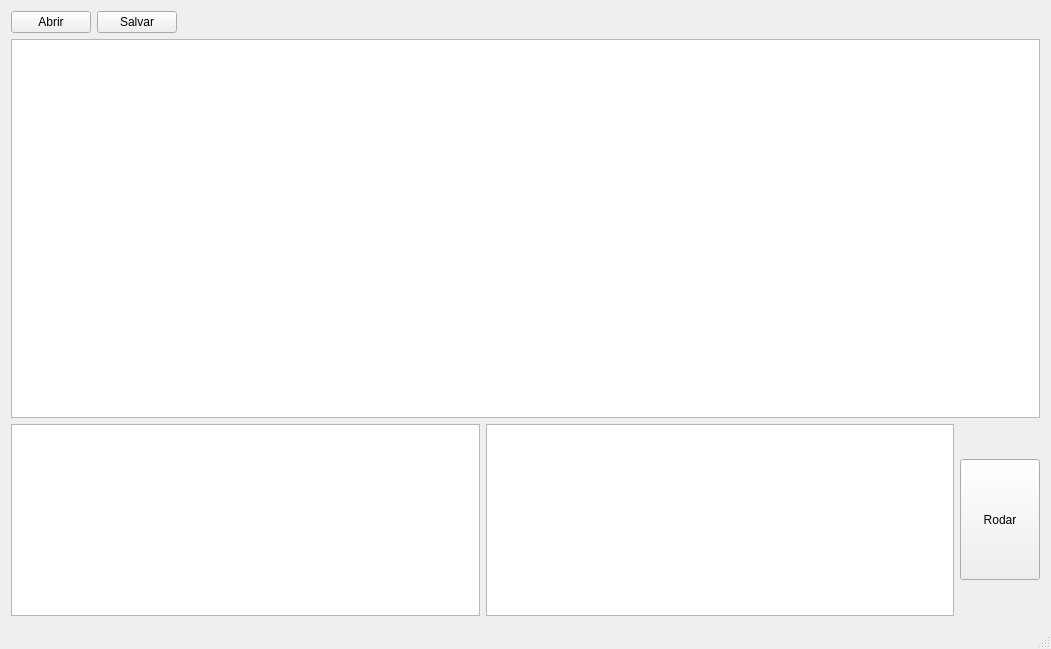
Qt form mainwindow.ui (RestartButton/-.-) before a commit.
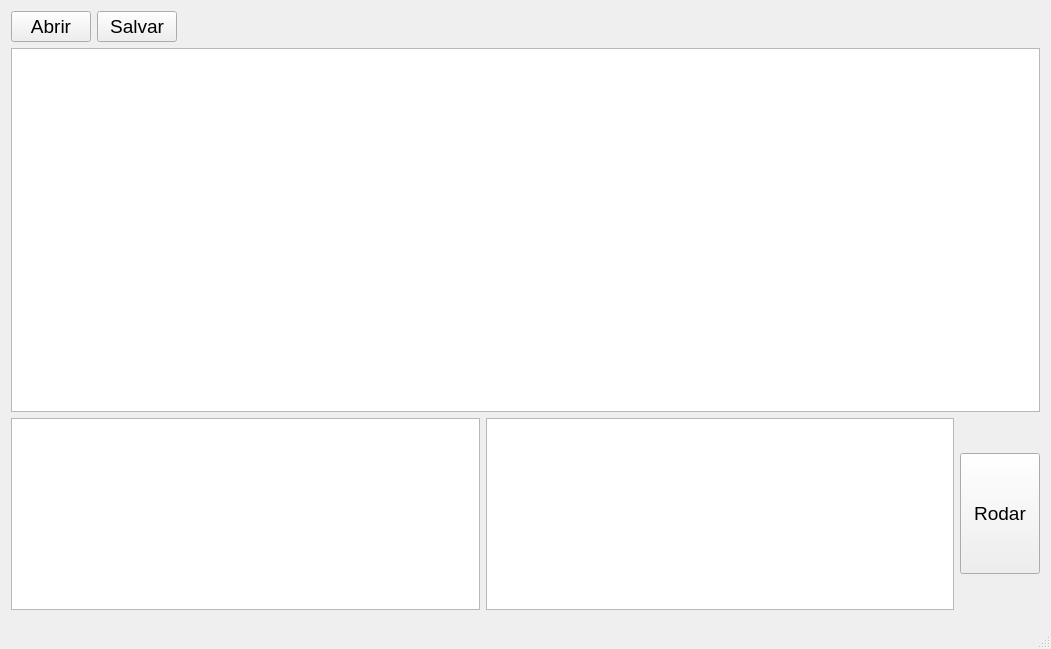
The same form after that commit.

```diff
--- a/mainwindow.ui
+++ b/mainwindow.ui
@@ -10,6 +10,11 @@
     <height>649</height>
    </rect>
   </property>
+  <property name="font">
+   <font>
+    <pointsize>14</pointsize>
+   </font>
+  </property>
   <property name="windowTitle">
    <string>-.-</string>
   </property>
```
